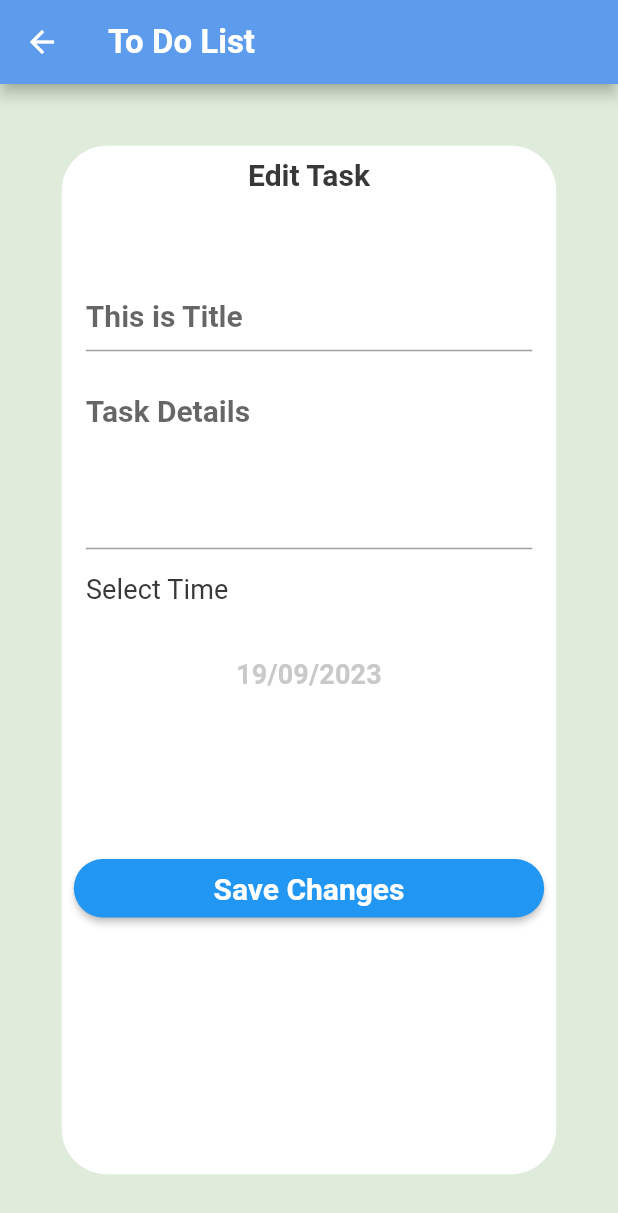
After one commit to RanaUsama20/ToDo-App, a Flutter app: the TaskDetailsScreen screen opened by its route, on a phone screen of 412 x 824 dp. The commit adds this screen. Shown: the top 1213 px of the screen. Run offline on Flutter 3.47's test engine with Material 2 defaults, Android fonts, the phone set to English and light mode, and no system bars; our stand-ins replace calendar_timeline, flutter_slidable.

Commit message:
Finished Task Details Screen UI.

```diff
--- a/lib/Home/MyTheme.dart
+++ b/lib/Home/MyTheme.dart
@@ -16,6 +16,13 @@ class MyTheme{
     scaffoldBackgroundColor: mintGreenColor,
     appBarTheme: AppBarTheme(
       backgroundColor: primaryLight,
+    ),
+    elevatedButtonTheme: ElevatedButtonThemeData(
+      style: ButtonStyle(
+        shape: MaterialStatePropertyAll(RoundedRectangleBorder(
+          borderRadius: BorderRadius.circular(25),
+        ))
+      )
     ),
     bottomNavigationBarTheme: BottomNavigationBarThemeData(
       selectedItemColor: primaryLight,
--- a/lib/Home/main.dart
+++ b/lib/Home/main.dart
@@ -1,6 +1,7 @@
 import 'package:flutter/material.dart';
 import 'package:todo_rana/Home/HomeScreen.dart';
 import 'package:todo_rana/Home/MyTheme.dart';
+import 'package:todo_rana/Task_list/TaskDetailsScreen.dart';
 
 void main(){
   runApp(MyApp());
@@ -16,6 +17,7 @@ class MyApp extends StatelessWidget{
       initialRoute: HomeScreen.routeName ,
       routes: {
         HomeScreen.routeName : (context) => HomeScreen(),
+        TaskDetailsScreen.routeName : (context) => TaskDetailsScreen(),
       },
       theme: MyTheme.lightTheme,
     );
--- /dev/null
+++ b/lib/Task_list/TaskDetailsScreen.dart
@@ -0,0 +1,128 @@
+import 'package:flutter/material.dart';
+import 'package:intl/intl.dart';
+import 'package:todo_rana/Home/MyTheme.dart';
+
+class TaskDetailsScreen extends StatefulWidget {
+  static const String routeName = 'Details Screen';
+
+  @override
+  State<TaskDetailsScreen> createState() => _TaskDetailsScreenState();
+}
+
+class _TaskDetailsScreenState extends State<TaskDetailsScreen> {
+  DateTime selectedDate = DateTime.now();
+
+  @override
+  Widget build(BuildContext context) {
+    return Scaffold(
+      appBar: AppBar(
+        backgroundColor: Theme.of(context).primaryColor,
+        title: Text('To Do List',
+        style: Theme.of(context).textTheme.titleLarge),
+      ),
+      body: Container(
+        margin: EdgeInsets.all(MediaQuery.of(context).size.height*0.05),
+        decoration: BoxDecoration(
+          color: MyTheme.whiteColor,
+          borderRadius: BorderRadius.circular(30),
+        ),
+        child: Padding(
+          padding: const EdgeInsets.all(8.0),
+            child: Column(
+              crossAxisAlignment: CrossAxisAlignment.stretch,
+              children: [
+                Text('Edit Task',textAlign: TextAlign.center,
+                style: Theme.of(context).textTheme.titleMedium,),
+                SizedBox(height: 50),
+                Form(
+                    child: Column(
+                      crossAxisAlignment: CrossAxisAlignment.stretch,
+                      children: [
+                        Padding(
+                          padding: const EdgeInsets.all(8.0),
+                          child: TextFormField(
+                            decoration: InputDecoration(
+                                hintText: 'This is Title'
+                            ),
+
+                          ),
+                        ),
+                        Padding(
+                          padding: const EdgeInsets.all(8.0),
+                          child: TextFormField(
+                            decoration: InputDecoration(
+                              hintText: 'Task Details',
+                            ),
+                            maxLines: 4,
+
+                          ),
+                        ),
+                        Padding(
+                          padding: const EdgeInsets.all(8.0),
+                          child: Text('Select Time',
+                            style: Theme.of(context).textTheme.titleSmall!.copyWith(
+                                fontWeight: FontWeight.w400
+
+                            ),),
+                        ),
+                        SizedBox(height: 20),
+                        InkWell(
+                          onTap: () {
+
+                            showCalender();
+
+                          },
+                          child: Padding(
+                            padding: const EdgeInsets.all(8.0),
+                            child: Text('${formatDate(selectedDate)}',
+                              textAlign: TextAlign.center,
+                              style: Theme.of(context).textTheme.titleSmall!.copyWith(
+                                color: MyTheme.grayColor
+                              ),),
+                          ),
+                        ),
+                        SizedBox(height: 100),
+                        ElevatedButton(onPressed: (){
+                          /// Save Changes
+                        },
+                            child: Padding(
+                              padding: const EdgeInsets.all(8.0),
+                              child: Text('Save Changes',
+                                style: Theme.of(context).textTheme.titleMedium!.copyWith(
+                                  color:  MyTheme.whiteColor,
+                                ),
+                              ),
+                            ))
+
+
+
+                      ],
+                    )),
+              ],
+            ),
+        ),
+      ),
+    );
+  }
+
+  String formatDate(DateTime date) {
+    return DateFormat('dd/MM/yyyy').format(date);
+  }
+
+  void showCalender() async{
+    var chosenDate = await showDatePicker(
+        context: context,
+        initialDate: DateTime.now(),
+        firstDate: DateTime.now(),
+        lastDate: DateTime.now().add(Duration(days: 365)));
+    if (chosenDate != null ){
+      selectedDate = chosenDate;
+
+      setState(() {
+
+      });
+
+    }
+
+  }
+}
--- a/lib/Task_list/Task_widget.dart
+++ b/lib/Task_list/Task_widget.dart
@@ -1,6 +1,7 @@
 import 'package:flutter/material.dart';
 import 'package:flutter_slidable/flutter_slidable.dart';
 import 'package:todo_rana/Home/MyTheme.dart';
+import 'package:todo_rana/Task_list/TaskDetailsScreen.dart';
 
 class TaskListWidget extends StatelessWidget {
 
@@ -23,6 +24,10 @@ class TaskListWidget extends StatelessWidget {
         ],
       ),
 
+        child: InkWell(
+          onTap: (){
+            Navigator.of(context).pushNamed(TaskDetailsScreen.routeName);
+          },
           child: Container(
           height: 150,
           margin: EdgeInsets.all(12),
@@ -78,6 +83,9 @@ class TaskListWidget extends StatelessWidget {
 
             ],
           )
+    ),
         ));
   }
+
+
 }
```
Lines whose indentation alone changed are shown as unchanged.
